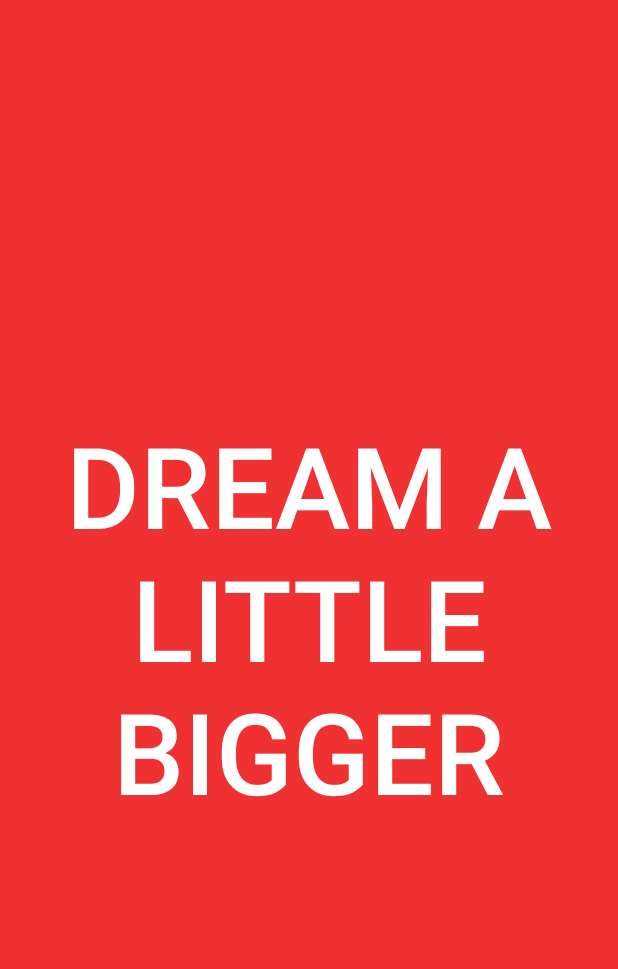
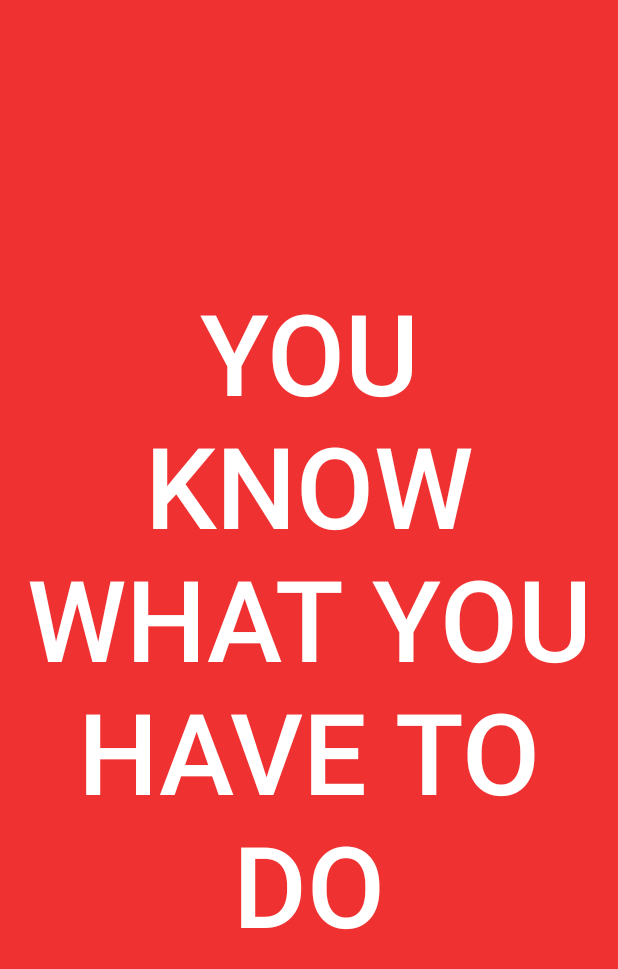
Before and after one commit to FunnyGopher/BwaaahButton, an Android app: the screen it shows after launch (MainActivity), on a phone screen of 412 x 824 dp. Shown: the top 969 px of the screen. Run offline under Robolectric (Android 15) with nearby library versions, the phone set to English and light mode, and no system bars.

Commit message:
Made random Inception quotes appear on every click

```diff
--- a/app/src/main/java/com/github/funnygopher/bwaaahbutton/MainActivity.java
+++ b/app/src/main/java/com/github/funnygopher/bwaaahbutton/MainActivity.java
@@ -11,10 +11,22 @@ import android.view.animation.Animation;
 import android.view.animation.AnimationUtils;
 import android.widget.Button;
 
+import java.util.Random;
+
 public class MainActivity extends ActionBarActivity {
 
+    private Random rand = new Random();
     private Button bwaaahButton;
     private MediaPlayer mediaPlayer;
+
+    private final String[] QUOTES = new String[] {
+        "Dream a little bigger",
+        "You know what you have to do",
+        "Dreams feel real while we're in them",
+        "I'm asking you to take a leap of faith",
+        "Come back to reality",
+    };
+    private final String BWAAAH = "Bwaaah!";
 
     @Override
     protected void onCreate(Bundle savedInstanceState) {
@@ -22,19 +34,20 @@ public class MainActivity extends ActionBarActivity {
         setContentView(R.layout.activity_main);
 
         bwaaahButton = (Button) findViewById(R.id.bwaaah_button);
+        bwaaahButton.setText(QUOTES[rand.nextInt(QUOTES.length)]);
         bwaaahButton.setOnTouchListener(new View.OnTouchListener() {
             @Override
             public boolean onTouch(View v, MotionEvent event) {
                 switch (event.getAction()) {
                     case MotionEvent.ACTION_DOWN:
-                        changeButtonText("Bwaaah!");
+                        changeButtonText(BWAAAH);
                         playSound();
                         Animation shake = AnimationUtils.loadAnimation(MainActivity.this, R.anim.shake);
                         bwaaahButton.startAnimation(shake);
                         break;
 
                     case MotionEvent.ACTION_UP:
-                        changeButtonText("Dream a Little Bigger");
+                        bwaaahButton.setText(QUOTES[rand.nextInt(QUOTES.length)]);
                         stopSound();
                         bwaaahButton.clearAnimation();
                         break;
@@ -42,29 +55,6 @@ public class MainActivity extends ActionBarActivity {
                 return false;
             }
         });
-    }
-
-
-    @Override
-    public boolean onCreateOptionsMenu(Menu menu) {
-        // Inflate the menu; this adds items to the action bar if it is present.
-        getMenuInflater().inflate(R.menu.menu_main, menu);
-        return true;
-    }
-
-    @Override
-    public boolean onOptionsItemSelected(MenuItem item) {
-        // Handle action bar item clicks here. The action bar will
-        // automatically handle clicks on the Home/Up button, so long
-        // as you specify a parent activity in AndroidManifest.xml.
-        int id = item.getItemId();
-
-        //noinspection SimplifiableIfStatement
-        if (id == R.id.action_settings) {
-            return true;
-        }
-
-        return super.onOptionsItemSelected(item);
     }
 
     private void playSound() {
```
